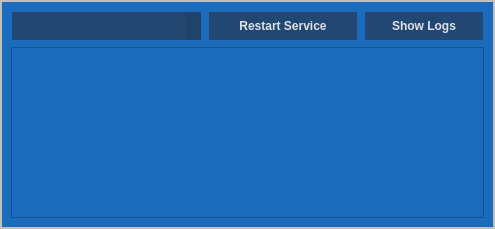
Before: the Qt Designer form src/networkdialog.ui in ayhanyalcinsoy/pisi-lightDM-greeter, drawn with Qt 5.
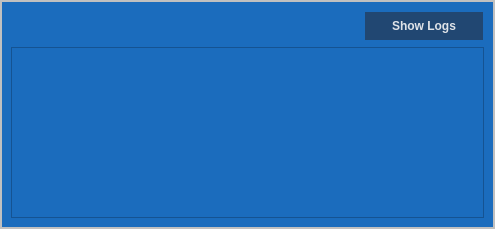
After: the same form once the commit is applied. Icons and pictures are not drawn.

Diff of the .ui file:
```diff
--- a/src/networkdialog.ui
+++ b/src/networkdialog.ui
@@ -91,42 +91,7 @@
       <enum>QFrame::Raised</enum>
      </property>
      <layout class="QGridLayout" name="gridLayout">
-      <item row="0" column="0">
-       <widget class="QComboBox" name="servicecomboBox">
-        <property name="minimumSize">
-         <size>
-          <width>150</width>
-          <height>30</height>
-         </size>
-        </property>
-        <property name="focusPolicy">
-         <enum>Qt::StrongFocus</enum>
-        </property>
-       </widget>
-      </item>
       <item row="0" column="1">
-       <widget class="QPushButton" name="restartservicebutton">
-        <property name="minimumSize">
-         <size>
-          <width>0</width>
-          <height>30</height>
-         </size>
-        </property>
-        <property name="maximumSize">
-         <size>
-          <width>150</width>
-          <height>16777215</height>
-         </size>
-        </property>
-        <property name="focusPolicy">
-         <enum>Qt::StrongFocus</enum>
-        </property>
-        <property name="text">
-         <string>Restart Service</string>
-        </property>
-       </widget>
-      </item>
-      <item row="0" column="2">
        <widget class="QPushButton" name="logbutton">
         <property name="minimumSize">
          <size>
@@ -148,7 +113,7 @@
         </property>
        </widget>
       </item>
-      <item row="1" column="0" colspan="3">
+      <item row="1" column="0" colspan="2">
        <widget class="QTextEdit" name="NDtextEdit">
         <property name="focusPolicy">
          <enum>Qt::NoFocus</enum>
```
